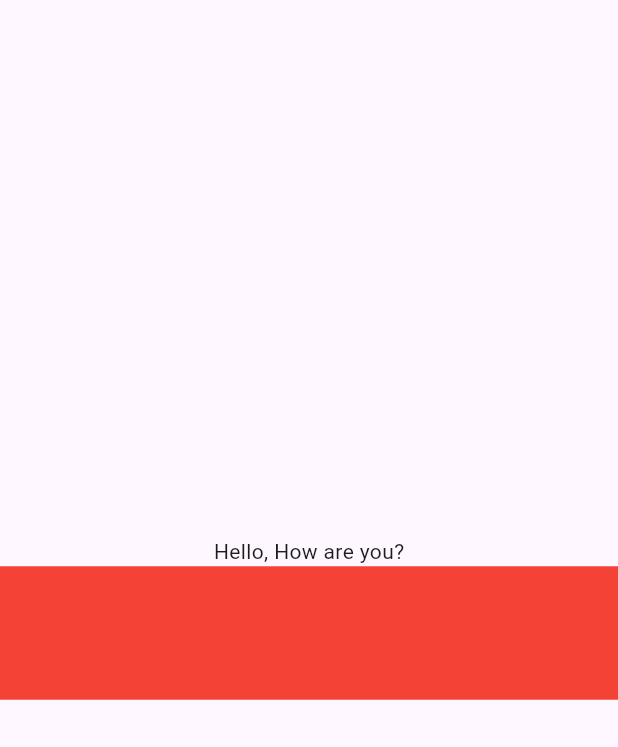
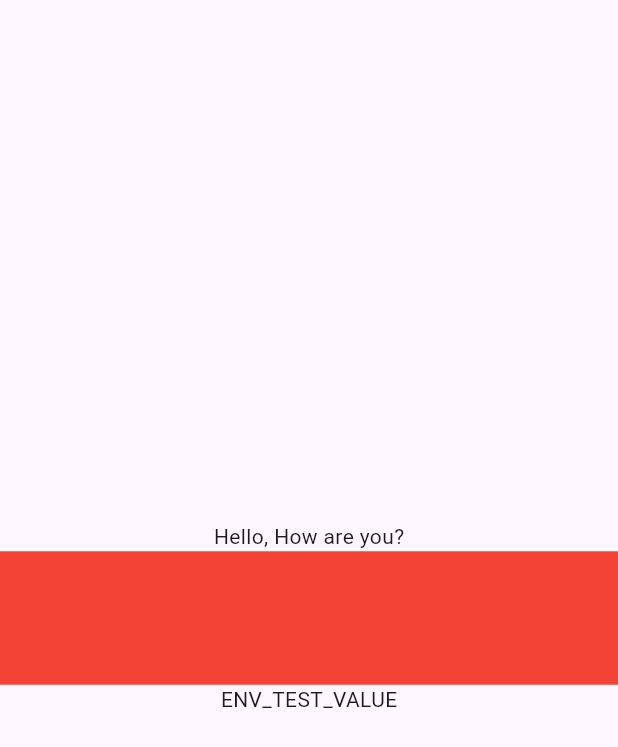
Before and after one commit to Jmendozase6/valle_adventure_app, a Flutter app: the screen it shows after launch, on a phone screen of 412 x 824 dp. Shown: the top 747 px of the screen. Run offline on Flutter 3.47's test engine with Material 3 defaults, Android fonts, the phone set to English and light mode, and no system bars; our stand-ins replace flutter_dotenv, flutter_riverpod, flutter_screenutil; generated files the repository leaves out were written again.

Commit message:
add: environment variable support with dotenv

```diff
--- a/lib/main.dart
+++ b/lib/main.dart
@@ -2,12 +2,18 @@ import 'package:flutter/material.dart';
 
 // Localization
 import 'package:flutter_gen/gen_l10n/app_localizations.dart';
+
+// State management
 import 'package:flutter_riverpod/flutter_riverpod.dart';
 
 // Responsive
 import 'package:flutter_screenutil/flutter_screenutil.dart';
 
-void main() {
+// Environment variables
+import 'package:flutter_dotenv/flutter_dotenv.dart';
+
+Future<void> main() async {
+  await dotenv.load(fileName: ".env");
   runApp(
     const ProviderScope(
       child: MyApp(),
@@ -50,7 +56,8 @@ class TestScreen extends StatelessWidget {
               width: 1.sw,
               height: 100.h,
               color: Colors.red,
-            )
+            ),
+            Text(dotenv.get("ENV_TEST"))
           ],
         ),
       ),
--- a/pubspec.yaml
+++ b/pubspec.yaml
@@ -75,8 +75,8 @@ flutter:
   # Enable generation of localized Strings from arb files.
   generate: true
   # To add assets to your application, add an assets section, like this:
-  # assets:
-  #   - images/a_dot_burr.jpeg
+  assets:
+    - .env
   #   - images/a_dot_ham.jpeg
   # An image asset can refer to one or more resolution-specific "variants", see
   # https://flutter.dev/assets-and-images/#resolution-aware
```
Also changed, not shown: 2 other files.
